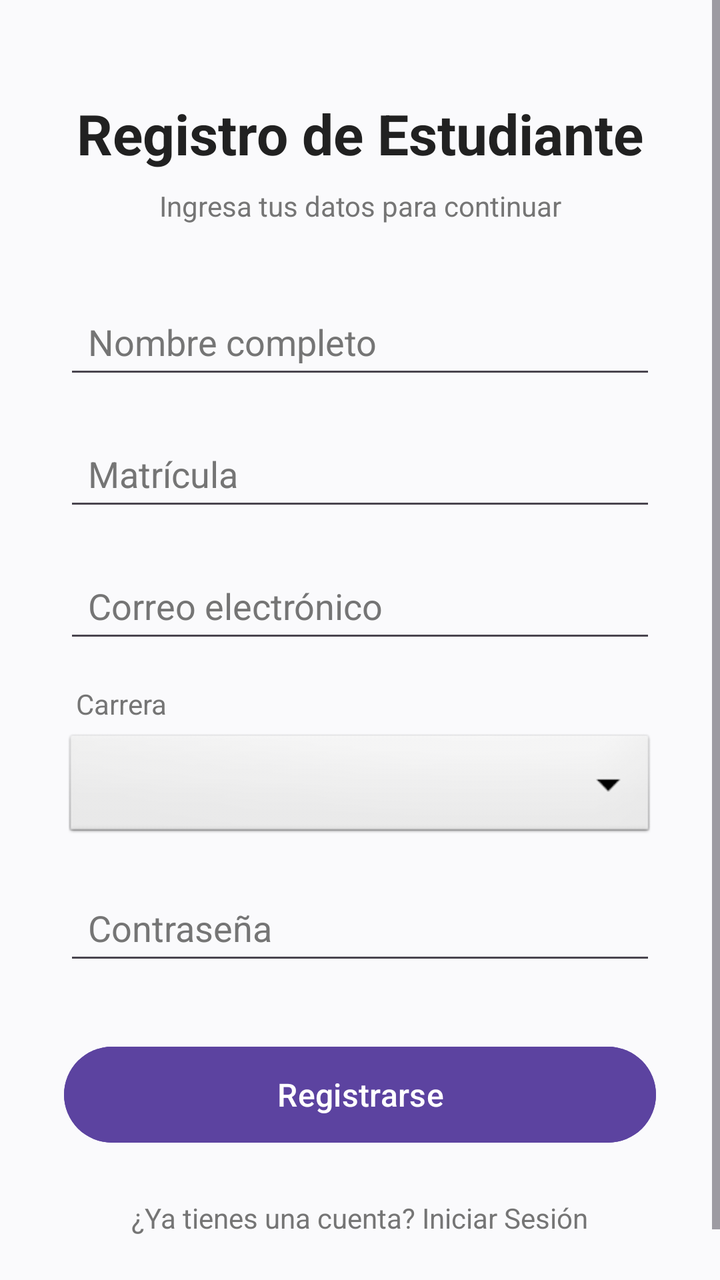
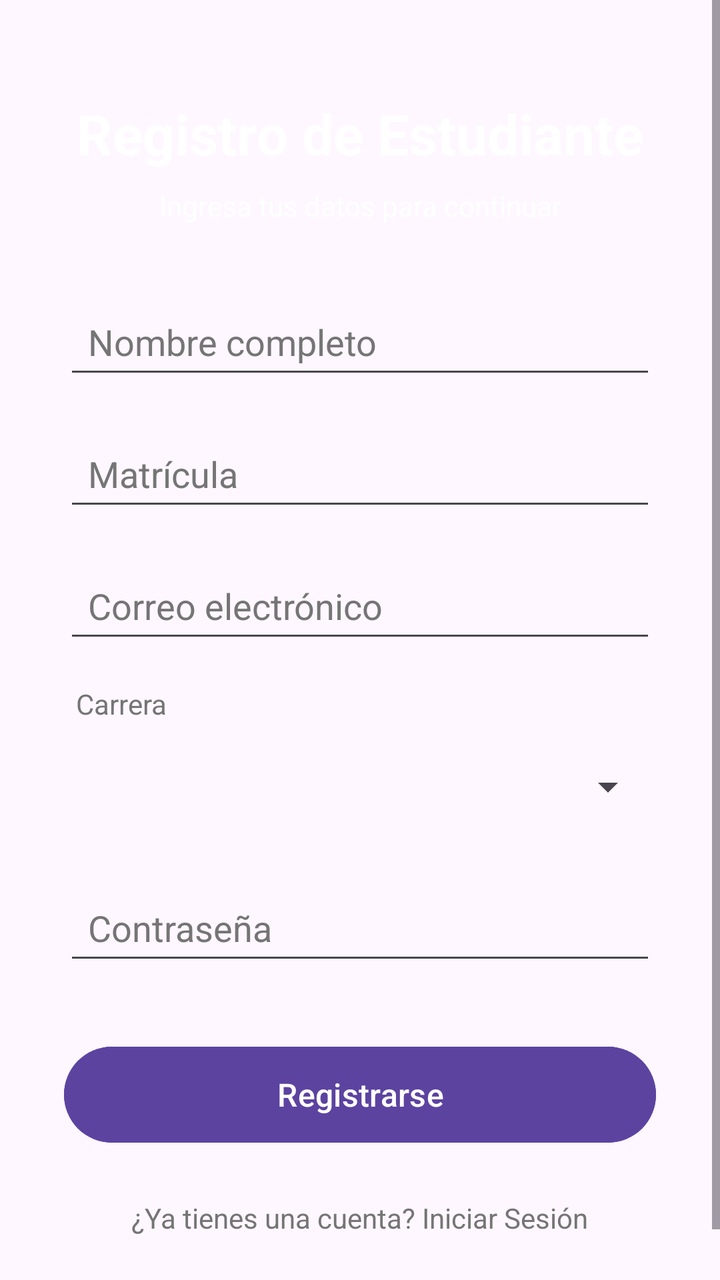

An Android layout rendered at two revisions. The XML below is the earlier revision; the diff shows what the commit changed to produce the second picture.
<!-- AndroidManifest.xml: application theme Theme.Ingles -->
<!-- res/layout/activity_registro.xml -->
<?xml version="1.0" encoding="utf-8"?>
<androidx.constraintlayout.widget.ConstraintLayout
    xmlns:android="http://schemas.android.com/apk/res/android"
    xmlns:tools="http://schemas.android.com/tools"
    android:id="@+id/register_main"
    android:layout_width="match_parent"
    android:layout_height="match_parent"
    android:background="#FAFAFC"
    tools:context=".Activity_Registro">

    <ScrollView
        android:layout_width="match_parent"
        android:layout_height="match_parent"
        android:fillViewport="true">

        <LinearLayout
            android:layout_width="match_parent"
            android:layout_height="wrap_content"
            android:orientation="vertical"
            android:paddingHorizontal="32dp"
            android:paddingVertical="48dp"
            android:gravity="center_horizontal">

            
            <TextView
                android:id="@+id/tv_title"
                android:layout_width="wrap_content"
                android:layout_height="wrap_content"
                android:text="Registro de Estudiante"
                android:textColor="#212121"
                android:textSize="28sp"
                android:textStyle="bold" />

            <TextView
                android:id="@+id/tv_subtitle"
                android:layout_width="wrap_content"
                android:layout_height="wrap_content"
                android:text="Ingresa tus datos para continuar"
                android:textColor="#757575"
                android:textSize="14sp"
                android:layout_marginTop="8dp"
                android:layout_marginBottom="32dp"
                android:textAlignment="center" />

            
            <EditText
                android:id="@+id/et_name"
                android:layout_width="match_parent"
                android:layout_height="50dp"
                android:hint="Nombre completo"
                android:inputType="textPersonName"
                android:textColor="#212121"
                android:textColorHint="#757575"
                android:layout_marginBottom="16dp"
                android:paddingHorizontal="12dp" />

            
            <EditText
                android:id="@+id/et_matricula"
                android:layout_width="match_parent"
                android:layout_height="50dp"
                android:hint="Matrícula"
                android:inputType="text"
                android:textColor="#212121"
                android:textColorHint="#757575"
                android:layout_marginBottom="16dp"
                android:paddingHorizontal="12dp" />

            
            <EditText
                android:id="@+id/et_email"
                android:layout_width="match_parent"
                android:layout_height="50dp"
                android:hint="Correo electrónico"
                android:inputType="textEmailAddress"
                android:textColor="#212121"
                android:textColorHint="#757575"
                android:layout_marginBottom="16dp"
                android:paddingHorizontal="12dp" />

            
            <TextView
                android:layout_width="match_parent"
                android:layout_height="wrap_content"
                android:text="Carrera"
                android:textColor="#757575"
                android:layout_marginStart="4dp"
                android:layout_marginBottom="4dp"/>

            <Spinner
                android:id="@+id/spinner_carrera"
                android:layout_width="match_parent"
                android:layout_height="56dp"
                android:layout_marginBottom="16dp"
                android:background="@android:drawable/btn_dropdown"
                android:spinnerMode="dropdown" />

            
            <EditText
                android:id="@+id/et_password"
                android:layout_width="match_parent"
                android:layout_height="50dp"
                android:hint="Contraseña"
                android:inputType="textPassword"
                android:textColor="#212121"
                android:textColorHint="#757575"
                android:layout_marginBottom="32dp"
                android:paddingHorizontal="12dp" />

            
            <Button
                android:id="@+id/btn_register"
                android:layout_width="match_parent"
                android:layout_height="56dp"
                android:text="Registrarse"
                android:textSize="16sp"
                android:backgroundTint="#5C43A0"
                android:textColor="#FFFFFF"
                android:layout_marginBottom="24dp" />

            
            <TextView
                android:id="@+id/tv_login_link"
                android:layout_width="wrap_content"
                android:layout_height="wrap_content"
                android:text="¿Ya tienes una cuenta? Iniciar Sesión"
                android:textColor="#757575"
                android:textSize="14sp" />

        </LinearLayout>
    </ScrollView>

</androidx.constraintlayout.widget.ConstraintLayout>
<!-- resources referenced by this layout -->
<resources>
  <style name="Theme.Ingles" parent="Base.Theme.Ingles" />
  <style name="Base.Theme.Ingles" parent="Theme.Material3.DayNight.NoActionBar">
          
          
      </style>
</resources>

<!-- the commit's change to res/layout/activity_registro.xml (unified diff, before → after) -->
@@ -5,7 +5,6 @@
     android:id="@+id/register_main"
     android:layout_width="match_parent"
     android:layout_height="match_parent"
-    android:background="#FAFAFC"
     tools:context=".Activity_Registro">
 
     <ScrollView
@@ -27,7 +26,7 @@
                 android:layout_width="wrap_content"
                 android:layout_height="wrap_content"
                 android:text="Registro de Estudiante"
-                android:textColor="#212121"
+                android:textColor="#FFFFFF"
                 android:textSize="28sp"
                 android:textStyle="bold" />
 
@@ -36,7 +35,7 @@
                 android:layout_width="wrap_content"
                 android:layout_height="wrap_content"
                 android:text="Ingresa tus datos para continuar"
-                android:textColor="#757575"
+                android:textColor="#FFFFFF"
                 android:textSize="14sp"
                 android:layout_marginTop="8dp"
                 android:layout_marginBottom="32dp"
@@ -92,7 +91,6 @@
                 android:layout_width="match_parent"
                 android:layout_height="56dp"
                 android:layout_marginBottom="16dp"
-                android:background="@android:drawable/btn_dropdown"
                 android:spinnerMode="dropdown" />
 
             
